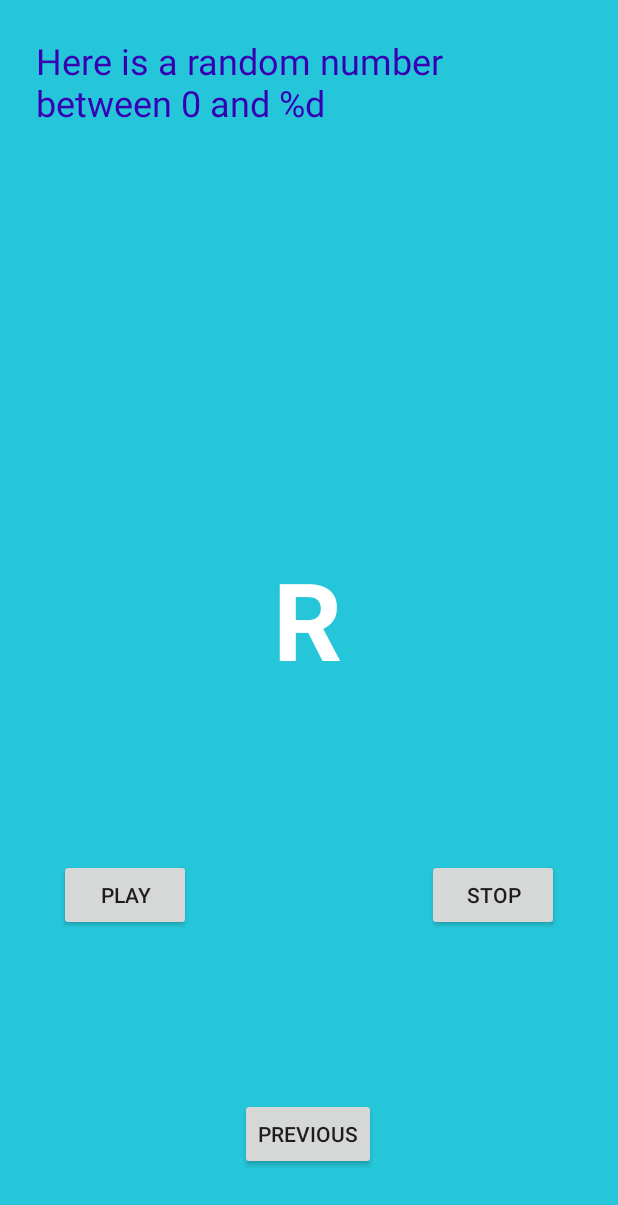
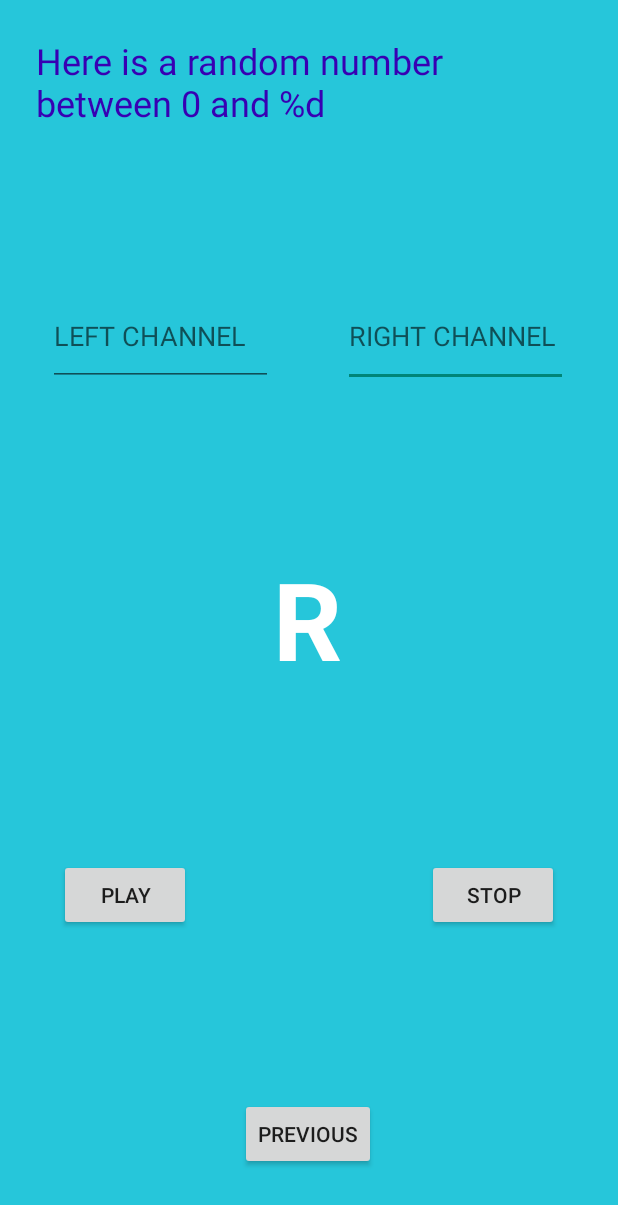
Before and after one commit to Pythoniarz/MyFirstAndroidApp, an Android app: the layout fragment_second.xml on its own in the app's theme, with its tools: preview values and no code run, on a phone screen of 412 x 824 dp. Shown: the top 1205 px of the screen. Run offline under Robolectric (Android 15) with nearby library versions, the phone set to English and light mode, and no system bars.

Commit message:
Change frequency on the fly

```diff
--- a/app/src/main/res/layout/fragment_second.xml
+++ b/app/src/main/res/layout/fragment_second.xml
@@ -69,4 +69,32 @@
         app:layout_constraintEnd_toEndOf="parent"
         app:layout_constraintStart_toEndOf="@+id/play_button"
         app:layout_constraintTop_toBottomOf="@+id/textview_random" />
+
+
+    <EditText
+        android:id="@+id/right_frequency"
+        android:layout_width="150dp"
+        android:layout_height="67dp"
+        android:ems="10"
+        android:hint="RIGHT CHANNEL"
+        android:inputType="numberDecimal"
+        app:layout_constraintBottom_toTopOf="@+id/textview_random"
+        app:layout_constraintEnd_toEndOf="parent"
+        app:layout_constraintHorizontal_bias="0.873"
+        app:layout_constraintStart_toStartOf="parent"
+        app:layout_constraintTop_toBottomOf="@+id/textview_header" />
+
+    <EditText
+        android:id="@+id/left_frequency"
+        android:layout_width="150dp"
+        android:layout_height="66dp"
+        android:ems="10"
+        android:hint="LEFT CHANNEL"
+        android:inputType="numberDecimal"
+        app:layout_constraintBottom_toTopOf="@+id/textview_random"
+        app:layout_constraintEnd_toEndOf="parent"
+        app:layout_constraintHorizontal_bias="0.122"
+        app:layout_constraintStart_toStartOf="parent"
+        app:layout_constraintTop_toBottomOf="@+id/textview_header" />
+
 </androidx.constraintlayout.widget.ConstraintLayout>
```
Also changed, not shown: app/src/main/java/com/example/myfirstapplication/BinauralSoundPlayer.java (+20 -2 lines), app/src/main/java/com/example/myfirstapplication/FirstFragment.java (+8 -7 lines), app/src/main/java/com/example/myfirstapplication/SecondFragment.java (+50 -8 lines), app/src/main/res/layout/fragment_first.xml (+0 -11 lines).
